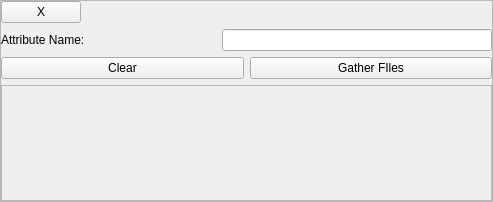
Qt form python/gui/ui/rmanSwidget.ui (alijafargholi/prman_rfmPrimVarTool) before a commit.
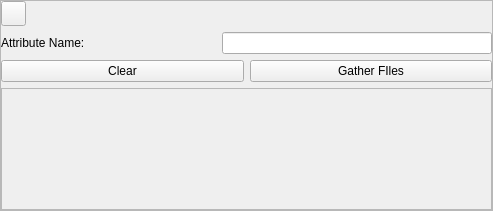
The same form after that commit.

```diff
--- a/python/gui/ui/rmanSwidget.ui
+++ b/python/gui/ui/rmanSwidget.ui
@@ -7,7 +7,7 @@
     <x>0</x>
     <y>0</y>
     <width>493</width>
-    <height>202</height>
+    <height>211</height>
    </rect>
   </property>
   <property name="windowTitle">
@@ -34,20 +34,20 @@
       </property>
       <item>
        <widget class="QPushButton" name="delete_this">
-        <property name="sizePolicy">
-         <sizepolicy hsizetype="Maximum" vsizetype="Fixed">
-          <horstretch>20</horstretch>
-          <verstretch>20</verstretch>
-         </sizepolicy>
-        </property>
         <property name="minimumSize">
          <size>
-          <width>20</width>
-          <height>20</height>
+          <width>25</width>
+          <height>25</height>
+         </size>
+        </property>
+        <property name="maximumSize">
+         <size>
+          <width>25</width>
+          <height>25</height>
          </size>
         </property>
         <property name="text">
-         <string>X</string>
+         <string/>
         </property>
        </widget>
       </item>
@@ -101,7 +101,7 @@
            <x>0</x>
            <y>0</y>
            <width>477</width>
-           <height>89</height>
+           <height>101</height>
           </rect>
          </property>
          <layout class="QVBoxLayout" name="stringListLayout">
```
